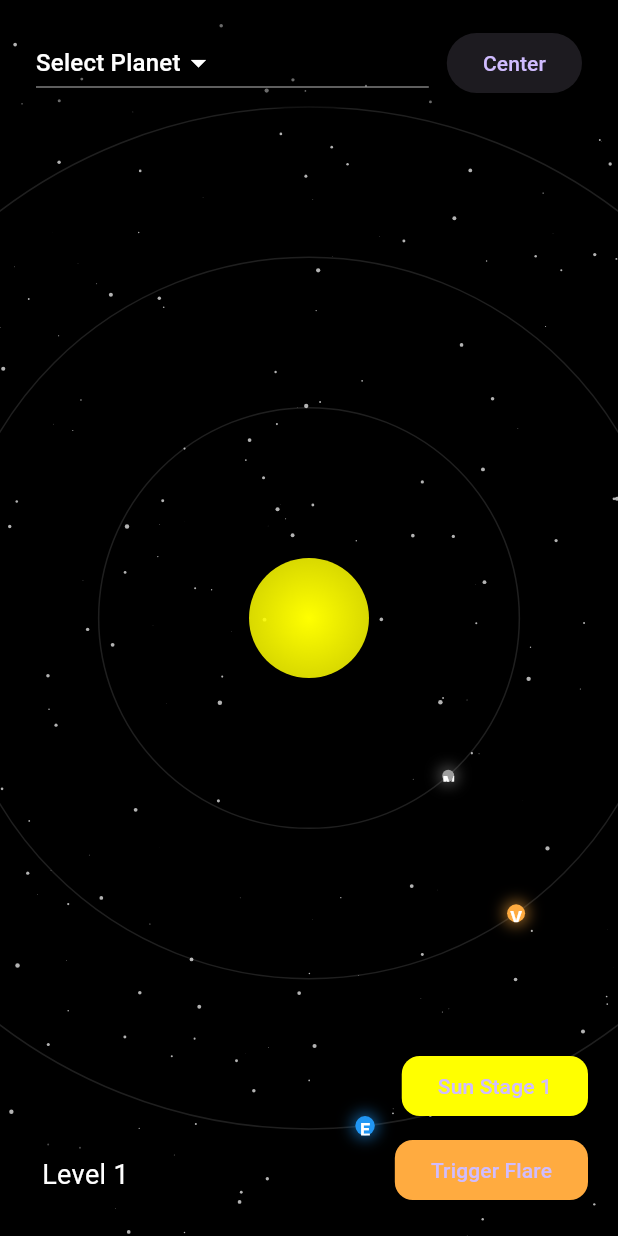
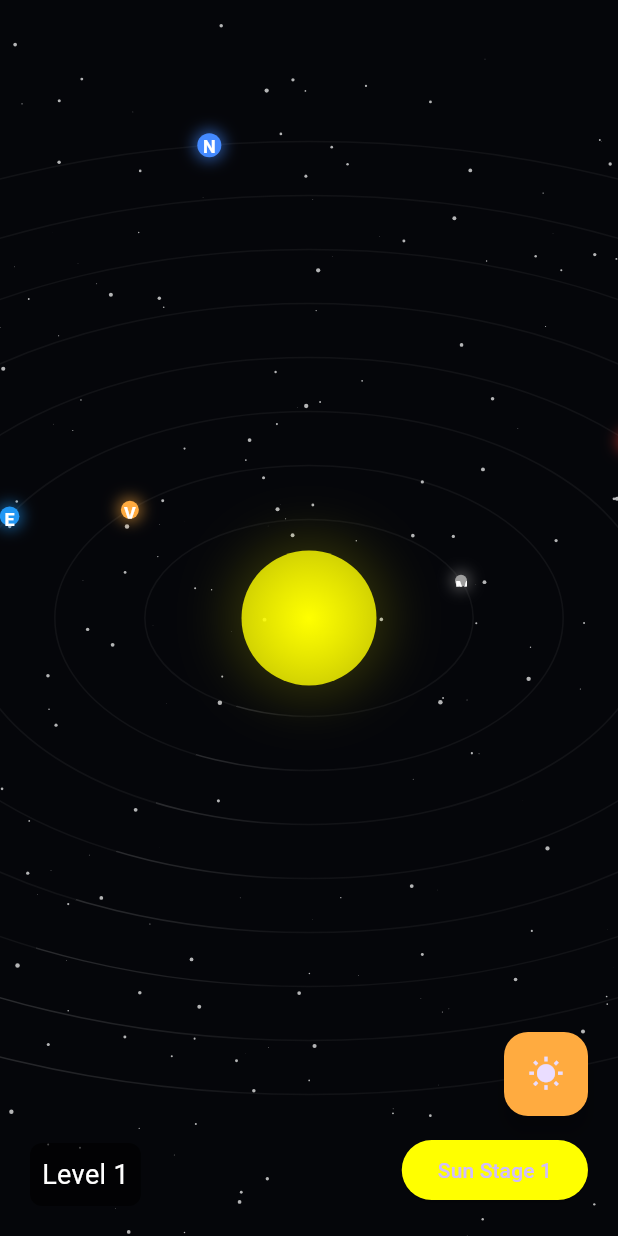
Before and after one commit to vedantshenvi1410/NASA_HACAKATHON, a Flutter app: the screen it shows after launch, on a phone screen of 412 x 824 dp. Run offline on Flutter 3.47's test engine with Material 3 defaults, Android fonts, the phone set to English and light mode, and no system bars; our stand-ins replace audioplayers, flutter_dotenv, vibration; network calls fail.

Commit message:
Fixed planet dropdown issue

```diff
--- a/lib/screens/solar_system_view.dart
+++ b/lib/screens/solar_system_view.dart
@@ -1,15 +1,17 @@
+// lib/screens/solar_system_view.dart
 import 'dart:async';
 import 'dart:math';
+import 'dart:ui';
 import 'package:flutter/material.dart';
 import 'package:provider/provider.dart';
+import 'package:vibration/vibration.dart';
+import 'package:audioplayers/audioplayers.dart';
 
 import '../models/planet_data.dart';
 import '../widgets/planet_widget.dart';
-import '../widgets/planet_details_panel.dart';
 import '../widgets/solar_flare_widget.dart';
 import '../widgets/starfield_widget.dart';
 import '../widgets/comet_widget.dart';
-import '../components/navbar.dart';
 import '../preload.dart';
 import '../backend/level_brain.dart';
 import '../components/level_overlay.dart';
@@ -34,7 +36,7 @@ class SolarSystemProvider extends ChangeNotifier {
   }
 }
 
-/// Main view wrapper, properly provides LevelBrain & SolarSystemProvider
+/// Main wrapper
 class SolarSystemView extends StatelessWidget {
   const SolarSystemView({super.key});
 
@@ -50,7 +52,7 @@ class SolarSystemView extends StatelessWidget {
   }
 }
 
-/// Actual SolarSystemView body, stateful
+/// Actual body
 class _SolarSystemViewBody extends StatefulWidget {
   const _SolarSystemViewBody();
 
@@ -59,177 +61,80 @@ class _SolarSystemViewBody extends StatefulWidget {
 }
 
 class _SolarSystemViewBodyState extends State<_SolarSystemViewBody>
-    with TickerProviderStateMixin {
+    with SingleTickerProviderStateMixin {
   double zoom = 1.0;
   double dragRotation = 0.0;
-  Offset cameraOffset = Offset.zero;
-  Offset _previousFocalPoint = Offset.zero;
-  double _startZoom = 1.0;
+  Offset pointerOffset = Offset.zero;
 
-  late final AnimationController _orbitController;
-  late final AnimationController _moveController;
-  Animation<Offset>? _cameraAnim;
-  Animation<double>? _zoomAnim;
-
+  bool isShaking = false;
+  late AudioPlayer audioPlayer;
+  late AnimationController _controller;
   late PreloadService _preloadService;
   int sunLevel = 1;
 
-  final Map<String, double> _planetAngleOffsets = {
-    'Mercury': 0.0,
-    'Venus': pi / 5,
-    'Earth': 2 * pi / 5,
-    'Mars': 3 * pi / 5,
-    'Jupiter': pi,
-    'Saturn': pi / 3,
-    'Uranus': 4 * pi / 3,
-    'Neptune': 5 * pi / 4,
-  };
-
-  final Map<String, double> _orbitalSpeeds = {
-    'Mercury': 4.15,
-    'Venus': 1.62,
-    'Earth': 1.0,
-    'Mars': 0.53,
-    'Jupiter': 0.084,
-    'Saturn': 0.034,
-    'Uranus': 0.0119,
-    'Neptune': 0.006,
-  };
+  late Map<int, double> orbitOffsets;
+  late Map<int, double> orbitSpeeds;
 
   @override
   void initState() {
     super.initState();
     _preloadService = PreloadService();
-    _orbitController =
-        AnimationController(vsync: this, duration: const Duration(seconds: 240))
+    _controller =
+        AnimationController(vsync: this, duration: const Duration(seconds: 60))
           ..repeat();
+    audioPlayer = AudioPlayer();
 
-    _moveController = AnimationController(
-      vsync: this,
-      duration: const Duration(milliseconds: 700),
-    )..addListener(() {
-        if (_cameraAnim != null) cameraOffset = _cameraAnim!.value;
-        if (_zoomAnim != null) zoom = _zoomAnim!.value;
-        setState(() {});
-      });
+    final random = Random();
+    orbitOffsets = {for (var p in planets) p.positionFromSun: random.nextDouble() * 2 * pi};
+    orbitSpeeds = {for (var p in planets) p.positionFromSun: 0.6 / (p.positionFromSun + 0.8)};
 
-    // Preload planet data for level 1
     _preloadService.preloadAll(planets, sunLevel);
 
-    // Automatic flare timer will be triggered in post-frame callback
     WidgetsBinding.instance.addPostFrameCallback((_) {
-      final solarProvider =
-          Provider.of<SolarSystemProvider>(context, listen: false);
       final levelBrain = Provider.of<LevelBrain>(context, listen: false);
-
+      final solarProvider = Provider.of<SolarSystemProvider>(context, listen: false);
       Timer.periodic(const Duration(seconds: 30), (_) {
-        if (levelBrain.currentLevel >= 3) {
-          solarProvider.triggerFlare();
-        }
+        if (levelBrain.currentLevel >= 3) solarProvider.triggerFlare();
       });
     });
   }
 
   @override
   void dispose() {
-    _orbitController.dispose();
-    _moveController.dispose();
+    _controller.dispose();
+    audioPlayer.dispose();
     super.dispose();
   }
 
-  double _planetAngle(Planet planet) {
-    final baseSpeed = _orbitalSpeeds[planet.name] ?? 1.0;
-    final offset = _planetAngleOffsets[planet.name] ?? 0.0;
-    return (_orbitController.value * 2 * pi * baseSpeed) + dragRotation + offset;
+  double rotationAngle(Planet planet) {
+    final speed = orbitSpeeds[planet.positionFromSun] ?? 0.2;
+    final offset = orbitOffsets[planet.positionFromSun] ?? 0.0;
+    final time = _controller.lastElapsedDuration?.inMilliseconds ?? 0;
+    return (time * 0.0005 * speed) + dragRotation + offset;
   }
 
-  double _orbitRadiusFor(Planet planet, double zoom) {
-    const double scale = 4.0;
-    double baseOffset;
-    switch (planet.positionFromSun) {
-      case 1:
-        baseOffset = 140;
-        break;
-      case 2:
-        baseOffset = 240;
-        break;
-      case 3:
-        baseOffset = 340;
-        break;
-      case 4:
-        baseOffset = 500;
-        break;
-      case 5:
-        baseOffset = 850;
-        break;
-      case 6:
-        baseOffset = 1350;
-        break;
-      case 7:
-        baseOffset = 1850;
-        break;
-      case 8:
-        baseOffset = 2500;
-        break;
-      default:
-        baseOffset = planet.positionFromSun * 100.0;
+  Offset planetOffset(Planet p, Offset center, double angle, double baseOrbit) {
+    final orbitR = (baseOrbit + 60.0 * p.positionFromSun) * zoom;
+    double shakeX = 0, shakeY = 0;
+    if (isShaking) {
+      final rand = Random();
+      shakeX = (rand.nextDouble() - 0.5) * 8;
+      shakeY = (rand.nextDouble() - 0.5) * 8;
     }
-    return (planet.distanceFromSun * scale * 0.001 + baseOffset) * zoom;
+    final x = center.dx + orbitR * cos(angle);
+    final y = center.dy + orbitR * sin(angle) * 0.6; // oblong
+    return Offset(x - p.radius, y - p.radius) + Offset(shakeX, shakeY);
   }
 
-  void _animateCenterOnPlanet(Planet planet, {double targetZoom = 1.2}) {
-    _moveController.stop();
-    final radius = _orbitRadiusFor(planet, targetZoom);
-    final angle = _planetAngle(planet);
-    final pos = Offset(cos(angle) * radius, sin(angle) * radius);
-
-    _cameraAnim =
-        Tween<Offset>(begin: cameraOffset, end: -pos).animate(CurvedAnimation(
-      parent: _moveController,
-      curve: Curves.easeOutCubic,
-    ));
-    _zoomAnim =
-        Tween<double>(begin: zoom, end: targetZoom).animate(CurvedAnimation(
-      parent: _moveController,
-      curve: Curves.easeOutCubic,
-    ));
-
-    _moveController.forward(from: 0.0);
-
-    Provider.of<SolarSystemProvider>(context, listen: false)
-        .selectPlanet(planet);
+  Future<void> triggerSolarFlare(SolarSystemProvider provider) async {
+    provider.triggerFlare();
+    if (await Vibration.hasVibrator() ?? false) {
+      Vibration.vibrate(duration: 100, amplitude: 50);
     }
-
-  void _animateCenterOnSun({double targetZoom = 1.0}) {
-    _moveController.stop();
-    _cameraAnim =
-        Tween<Offset>(begin: cameraOffset, end: Offset.zero).animate(
-            CurvedAnimation(parent: _moveController, curve: Curves.easeOutCubic));
-    _zoomAnim =
-        Tween<double>(begin: zoom, end: targetZoom).animate(CurvedAnimation(
-      parent: _moveController,
-      curve: Curves.easeOutCubic,
-    ));
-    _moveController.forward(from: 0.0);
-
-    Provider.of<SolarSystemProvider>(context, listen: false).selectPlanet(null);
-  }
-
-  void _handleScaleStart(ScaleStartDetails details) {
-    _previousFocalPoint = details.focalPoint;
-    _startZoom = zoom;
-    _moveController.stop();
-  }
-
-  void _handleScaleUpdate(ScaleUpdateDetails details) {
-    final newZoom = (_startZoom * details.scale).clamp(0.4, 2.5);
-    final rotDelta = details.focalPointDelta.dx * 0.002;
-    setState(() {
-      zoom = newZoom;
-      dragRotation += rotDelta;
-      cameraOffset += (details.focalPoint - _previousFocalPoint);
-      _previousFocalPoint = details.focalPoint;
-    });
+    await audioPlayer.play(AssetSource('sounds/flare.mp3'));
+    setState(() => isShaking = true);
+    await Future.delayed(const Duration(milliseconds: 800));
+    setState(() => isShaking = false);
   }
 
   void _increaseSunLevel() {
@@ -238,7 +143,6 @@ class _SolarSystemViewBodyState extends State<_SolarSystemViewBody>
     });
     _preloadService.clearCache();
     _preloadService.preloadAll(planets, sunLevel);
-
     Provider.of<LevelBrain>(context, listen: false).increaseLevel();
   }
 
@@ -257,143 +161,235 @@ class _SolarSystemViewBodyState extends State<_SolarSystemViewBody>
     }
   }
 
-  double _sunRadius() => 30 + sunLevel * 10;
-
   @override
   Widget build(BuildContext context) {
     final solarProvider = Provider.of<SolarSystemProvider>(context);
     final levelBrain = Provider.of<LevelBrain>(context);
-
     final size = MediaQuery.of(context).size;
-    final sunCenter = Offset(size.width / 2 + cameraOffset.dx,
-        size.height / 2 + cameraOffset.dy);
+    final center = Offset(size.width / 2, size.height / 2);
+    final baseOrbit = min(size.width, size.height) * 0.12;
 
     return Scaffold(
-      backgroundColor: Colors.black,
-      body: SafeArea(
-        bottom: false,
-        child: Stack(
-          children: [
-            GestureDetector(
-              behavior: HitTestBehavior.opaque,
-              onScaleStart: _handleScaleStart,
-              onScaleUpdate: _handleScaleUpdate,
+      backgroundColor: const Color(0xFF05060A),
+      body: GestureDetector(
+        behavior: HitTestBehavior.translucent,
+        onScaleUpdate: (details) {
+          setState(() {
+            zoom = (zoom * details.scale).clamp(0.5, 2.0);
+            dragRotation += details.focalPointDelta.dx * 0.01;
+          });
+        },
+        onTap: () {
+          if (solarProvider.selectedPlanet != null) {
+            solarProvider.selectPlanet(null);
+          }
+        },
         child: AnimatedBuilder(
-                animation: _orbitController,
+          animation: _controller,
           builder: (_, __) {
+            final Map<Planet, Offset> planetPositions = {};
+            for (var p in planets) {
+              if (p.positionFromSun == 0) continue;
+              final angle = rotationAngle(p);
+              final pos = planetOffset(p, center, angle, baseOrbit);
+              planetPositions[p] = pos;
+            }
+
             return Stack(
               children: [
                 StarfieldWidget(rotation: dragRotation, zoom: zoom),
-                      CustomPaint(
-                        size: size,
-                        painter: _OrbitPainter(
-                          planets: planets,
-                          zoom: zoom,
-                          cameraOffset: cameraOffset,
-                          orbitRadiusFor: _orbitRadiusFor,
+                // Orbits
+                Positioned.fill(
+                  child: CustomPaint(
+                    painter: OrbitPainter(
+                      center: center,
+                      baseOrbit: baseOrbit * zoom,
+                      maxIndex: planets.map((p) => p.positionFromSun).fold<int>(0, max),
+                      t: (_controller.lastElapsedDuration?.inMilliseconds ?? 0) / 60000.0,
+                    ),
                   ),
                 ),
                 // Sun
-                      Positioned(
-                        left: sunCenter.dx - _sunRadius() * zoom,
-                        top: sunCenter.dy - _sunRadius() * zoom,
+                Center(
                   child: Container(
-                          width: _sunRadius() * 2 * zoom,
-                          height: _sunRadius() * 2 * zoom,
+                    width: 80 + sunLevel * 10,
+                    height: 80 + sunLevel * 10,
                     decoration: BoxDecoration(
                       shape: BoxShape.circle,
-                            gradient: RadialGradient(
-                              colors: [_sunColor(), _sunColor().withOpacity(0.85)],
-                            ),
+                      gradient: RadialGradient(colors: [_sunColor(), _sunColor().withOpacity(0.8)]),
+                      boxShadow: [BoxShadow(color: _sunColor().withOpacity(0.18), blurRadius: 30, spreadRadius: 8)],
                     ),
                   ),
                 ),
                 // Planets
-                      ...planets.where((p) => p.name != "Sun").map((planet) {
-                        final orbit = _orbitRadiusFor(planet, zoom);
-                        final angle = _planetAngle(planet);
-                        final pos = Offset(
-                          sunCenter.dx + cos(angle) * orbit,
-                          sunCenter.dy + sin(angle) * orbit,
-                        );
-                        return Positioned(
-                          left: pos.dx - planet.radius * zoom,
-                          top: pos.dy - planet.radius * zoom,
+                for (var p in planets)
+                  if (p.positionFromSun != 0)
+                    Positioned(
+                      left: planetPositions[p]!.dx,
+                      top: planetPositions[p]!.dy,
                       child: PlanetWidget(
-                            planet: planet,
-                            rotation: angle,
+                        planet: p,
+                        rotation: rotationAngle(p),
                         zoom: zoom,
-                            onTap: () =>
-                                _animateCenterOnPlanet(planet, targetZoom: 1.2),
+                        onTap: () => solarProvider.selectPlanet(p),
                       ),
-                        );
-                      }),
+                    ),
                 CometWidget(zoom: zoom),
                 if (solarProvider.flareActive)
                   SolarFlareWidget(
                     zoom: zoom,
                     planets: planets,
-                          cameraOffset: cameraOffset,
-                          sunRadius: _sunRadius(),
+                    cameraOffset: center,
+                    sunRadius: 80 + sunLevel * 10,
                   ),
-                      if (solarProvider.selectedPlanet != null)
-                        PlanetDetailsPanel(
-                          planet: solarProvider.selectedPlanet!,
-                          summary: _preloadService
-                                  .getSummary(solarProvider.selectedPlanet!.name) ??
-                              "Loading summary...",
-                          onClose: () => solarProvider.selectPlanet(null),
+                // Floating info card
+                AnimatedSwitcher(
+                  duration: const Duration(milliseconds: 300),
+                  child: solarProvider.selectedPlanet != null
+                      ? _buildFloatingInfoCard(
+                          solarProvider.selectedPlanet!,
+                          planetPositions[solarProvider.selectedPlanet!] ?? center,
+                          solarProvider,
+                        )
+                      : const SizedBox.shrink(),
                 ),
-                    ],
-                  );
-                },
-              ),
-            ),
-            // NavBar
-            Positioned(
-              top: 12,
-              left: 12,
-              right: 12,
-              child: NavBar(
-                onPlanetSelected: (p) => _animateCenterOnPlanet(p, targetZoom: 1.2),
-                onCenterView: () => _animateCenterOnSun(targetZoom: 1.0),
-              ),
-            ),
-            // Sun stage + manual flare button
+                // Flare button
                 Positioned(
                   right: 20,
                   bottom: 20,
                   child: Column(
                     crossAxisAlignment: CrossAxisAlignment.end,
                     children: [
+                      FloatingActionButton(
+                        backgroundColor: Colors.orangeAccent,
+                        onPressed: () => triggerSolarFlare(solarProvider),
+                        child: const Icon(Icons.wb_sunny),
+                      ),
+                      const SizedBox(height: 12),
                       ElevatedButton(
                         onPressed: _increaseSunLevel,
-                    style: ElevatedButton.styleFrom(
-                      backgroundColor: _sunColor(),
-                      shape: RoundedRectangleBorder(
-                          borderRadius: BorderRadius.circular(12)),
-                    ),
+                        style: ElevatedButton.styleFrom(backgroundColor: _sunColor()),
                         child: Text('Sun Stage $sunLevel'),
-                  ),
-                  const SizedBox(height: 8),
-                  if (levelBrain.currentLevel <= 2)
-                    ElevatedButton(
-                      onPressed: () => solarProvider.triggerFlare(),
-                      style: ElevatedButton.styleFrom(
-                        backgroundColor: Colors.orangeAccent,
-                        shape: RoundedRectangleBorder(
-                            borderRadius: BorderRadius.circular(12)),
-                      ),
-                      child: const Text('Trigger Flare'),
                       ),
                     ],
                   ),
                 ),
                 // Level overlay
-            Positioned(
-              left: 20,
-              bottom: 20,
-              child: LevelOverlay(level: levelBrain.currentLevel),
+                Positioned(left: 20, bottom: 20, child: LevelOverlay(level: levelBrain.currentLevel)),
+              ],
+            );
+          },
+        ),
+      ),
+    );
+  }
+
+  Widget _buildFloatingInfoCard(Planet p, Offset pos, SolarSystemProvider provider) {
+    final screen = MediaQuery.of(context).size;
+    final clampX = pos.dx.clamp(12.0, screen.width - 300.0);
+    final clampY = pos.dy.clamp(60.0, screen.height - 320.0);
+
+    return TweenAnimationBuilder<double>(
+      duration: const Duration(milliseconds: 420),
+      tween: Tween(begin: 0.0, end: 1.0),
+      builder: (context, t, child) {
+        final safeT = t.clamp(0.0, 1.0);
+        final dx = (pointerOffset.dx - screen.width / 2) / screen.width;
+        final dy = (pointerOffset.dy - screen.height / 2) / screen.height;
+        final tiltX = (dy * 0.3).clamp(-0.3, 0.3);
+        final tiltY = (dx * -0.3).clamp(-0.3, 0.3);
+
+        final matrix = Matrix4.identity()
+          ..translate(clampX, clampY, (1 - safeT) * -30)
+          ..rotateX(tiltX)
+          ..rotateY(tiltY)
+          ..scale(safeT, safeT, 1.0);
+
+        return Opacity(
+          opacity: safeT,
+          child: Transform(transform: matrix, alignment: Alignment.center, child: child),
+        );
+      },
+      child: SizedBox(width: 280, child: FloatingPlanetCard(planet: p, onClose: () => provider.selectPlanet(null))),
+    );
+  }
+}
+
+class OrbitPainter extends CustomPainter {
+  final Offset center;
+  final double baseOrbit;
+  final int maxIndex;
+  final double t;
+
+  OrbitPainter({required this.center, required this.baseOrbit, required this.maxIndex, required this.t});
+
+  @override
+  void paint(Canvas canvas, Size size) {
+    for (int i = 1; i <= maxIndex; i++) {
+      final r = baseOrbit + 60.0 * i;
+      final rect = Rect.fromCenter(center: center, width: r * 2, height: r * 2 * 0.6);
+      final paint = Paint()
+        ..style = PaintingStyle.stroke
+        ..strokeWidth = 1.0
+        ..shader = SweepGradient(
+          startAngle: 0,
+          endAngle: 2 * pi,
+          colors: [Colors.white.withOpacity(0.05), Colors.white.withOpacity(0.15), Colors.white.withOpacity(0.05)],
+          stops: [(t + 0.0) % 1, (t + 0.1) % 1, (t + 2.0) % 1],
+          transform: GradientRotation(2 * pi * t),
+        ).createShader(rect);
+      canvas.drawOval(rect, paint);
+    }
+  }
+
+  @override
+  bool shouldRepaint(covariant CustomPainter oldDelegate) => true;
+}
+
+/// Floating planet info card widget
+class FloatingPlanetCard extends StatelessWidget {
+  final Planet planet;
+  final VoidCallback onClose;
+
+  const FloatingPlanetCard({Key? key, required this.planet, required this.onClose}) : super(key: key);
+
+  @override
+  Widget build(BuildContext context) {
+    return Card(
+      elevation: 8,
+      shape: RoundedRectangleBorder(borderRadius: BorderRadius.circular(20)),
+      color: Colors.black.withOpacity(0.85),
+      child: Padding(
+        padding: const EdgeInsets.all(20.0),
+        child: Column(
+          mainAxisSize: MainAxisSize.min,
+          crossAxisAlignment: CrossAxisAlignment.start,
+          children: [
+            Row(
+              children: [
+                Text(
+                  planet.name,
+                  style: const TextStyle(fontSize: 24, fontWeight: FontWeight.bold, color: Colors.white),
+                ),
+                const Spacer(),
+                IconButton(
+                  icon: const Icon(Icons.close, color: Colors.white70),
+                  onPressed: onClose,
+                ),
+              ],
+            ),
+            const SizedBox(height: 8),
+            Text(
+              planet.description ?? 'No description available.',
+              style: const TextStyle(fontSize: 16, color: Colors.white70),
+            ),
+            const SizedBox(height: 12),
+            Row(
+              children: [
+                Text('Radius: ${planet.radius} km', style: const TextStyle(color: Colors.white54)),
+                const SizedBox(width: 16),
+                Text('Orbit: ${planet.positionFromSun}', style: const TextStyle(color: Colors.white54)),
+              ],
             ),
           ],
         ),
@@ -401,39 +397,3 @@ class _SolarSystemViewBodyState extends State<_SolarSystemViewBody>
     );
   }
 }
-
-class _OrbitPainter extends CustomPainter {
-  final List<Planet> planets;
-  final double zoom;
-  final Offset cameraOffset;
-  final double Function(Planet, double) orbitRadiusFor;
-
-  _OrbitPainter({
-    required this.planets,
-    required this.zoom,
-    required this.cameraOffset,
-    required this.orbitRadiusFor,
-  });
-
-  @override
-  void paint(Canvas canvas, Size size) {
-    final center = Offset(size.width / 2 + cameraOffset.dx,
-        size.height / 2 + cameraOffset.dy);
-
-    final paint = Paint()
-      ..style = PaintingStyle.stroke
-      ..strokeWidth = 1.0
-      ..color = Colors.white.withOpacity(0.12);
-
-    for (final planet in planets.where((p) => p.name != "Sun")) {
-      final r = orbitRadiusFor(planet, zoom);
-      canvas.drawCircle(center, r, paint);
-    }
-  }
-
-  @override
-  bool shouldRepaint(_OrbitPainter oldDelegate) =>
-      oldDelegate.planets != planets ||
-      oldDelegate.zoom != zoom ||
-      oldDelegate.cameraOffset != cameraOffset;
-}
--- a/pubspec.yaml
+++ b/pubspec.yaml
@@ -12,6 +12,9 @@ dependencies:
   flutter_dotenv: ^5.1.0
   provider: ^6.1.2
   http: ^1.2.2
+  vibration: ^1.7.4
+  audioplayers: ^6.5.1
+
 
 dev_dependencies:
   flutter_test:
```
Also changed, not shown: pubspec.lock, 5 other files. Lines whose indentation alone changed are shown as unchanged.
